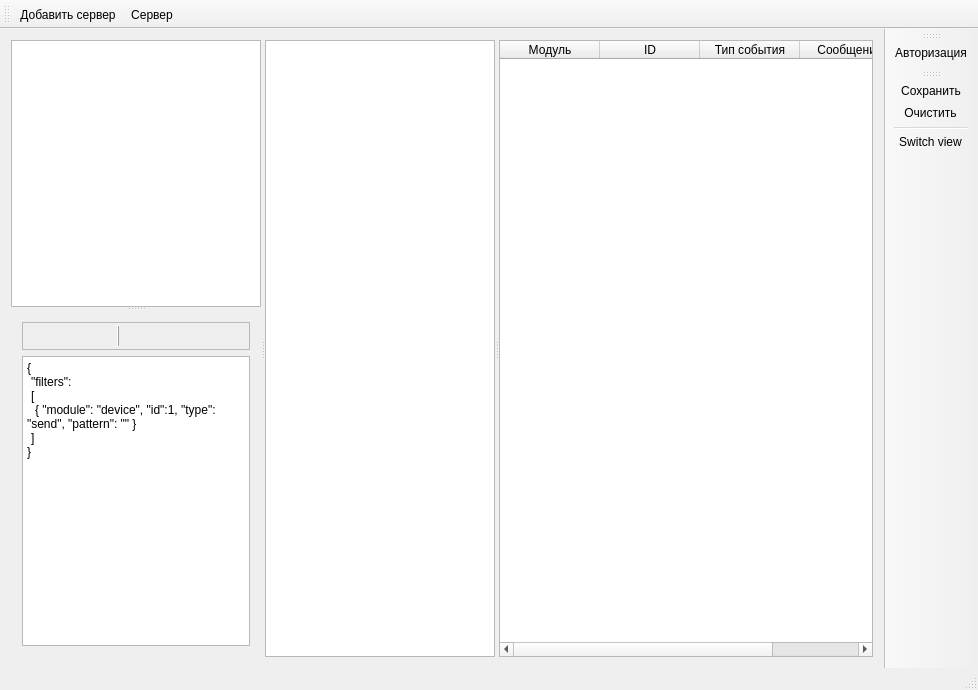
Before: the Qt Designer form logview/src/mainwindow.ui in breton75/Modus, drawn with Qt 5.
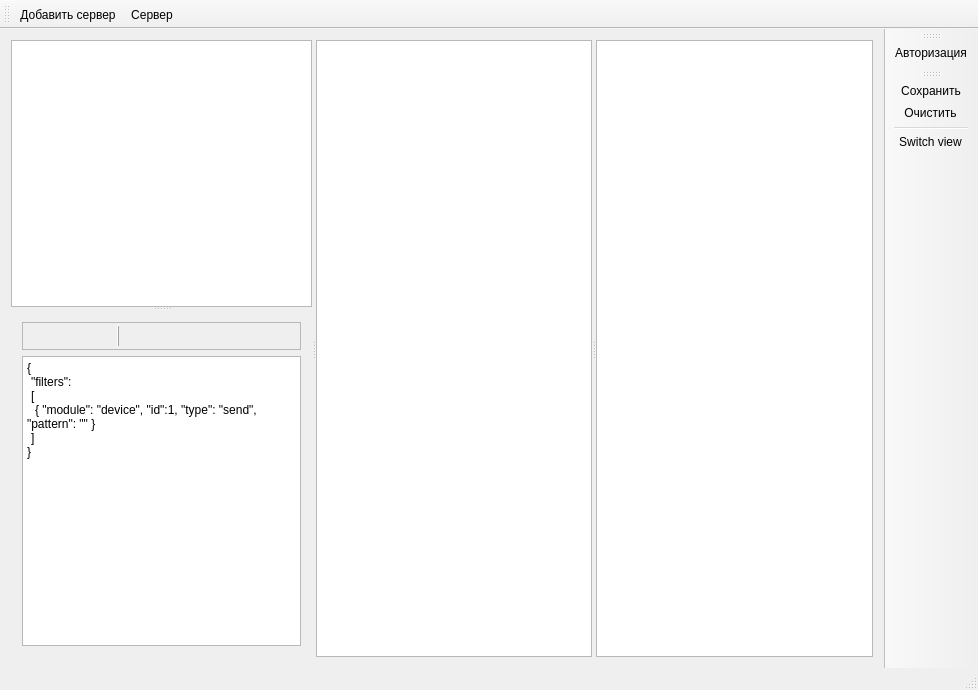
After: the same form once the commit is applied. Icons and pictures are not drawn.

Diff of the .ui file:
```diff
--- a/logview/src/mainwindow.ui
+++ b/logview/src/mainwindow.ui
@@ -228,50 +228,12 @@
        </property>
       </widget>
       <widget class="QTableWidget" name="tableLog">
-       <property name="sizeAdjustPolicy">
-        <enum>QAbstractScrollArea::AdjustToContents</enum>
-       </property>
        <property name="editTriggers">
         <set>QAbstractItemView::NoEditTriggers</set>
        </property>
        <property name="alternatingRowColors">
         <bool>true</bool>
        </property>
-       <property name="wordWrap">
-        <bool>false</bool>
-       </property>
-       <attribute name="horizontalHeaderCascadingSectionResizes">
-        <bool>true</bool>
-       </attribute>
-       <attribute name="horizontalHeaderStretchLastSection">
-        <bool>true</bool>
-       </attribute>
-       <attribute name="verticalHeaderCascadingSectionResizes">
-        <bool>true</bool>
-       </attribute>
-       <attribute name="verticalHeaderStretchLastSection">
-        <bool>true</bool>
-       </attribute>
-       <column>
-        <property name="text">
-         <string>Модуль</string>
-        </property>
-       </column>
-       <column>
-        <property name="text">
-         <string>ID</string>
-        </property>
-       </column>
-       <column>
-        <property name="text">
-         <string>Тип события</string>
-        </property>
-       </column>
-       <column>
-        <property name="text">
-         <string>Сообщение</string>
-        </property>
-       </column>
       </widget>
      </widget>
     </item>
```
